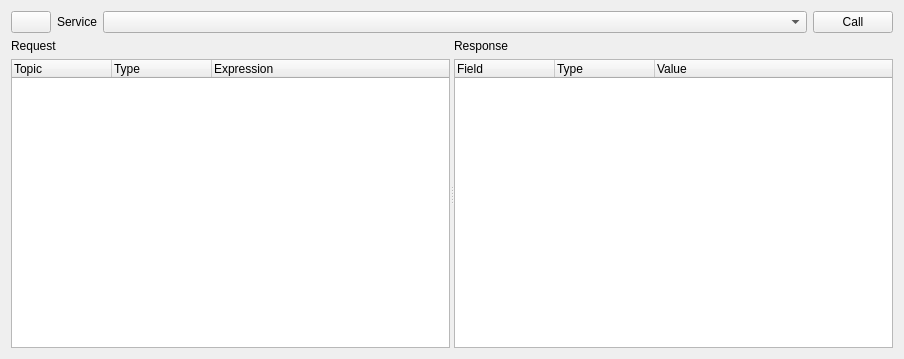
First picture: the form in resource/MyPlugin.ui, repository AriYu/rqt_mypkg, before the edit.
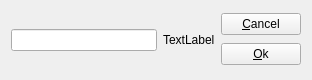
Second picture: the form after the edit. Custom widgets are drawn as their Qt base class.

Commit message: add callback functions

```diff
--- a/resource/MyPlugin.ui
+++ b/resource/MyPlugin.ui
@@ -6,170 +6,44 @@
    <rect>
     <x>0</x>
     <y>0</y>
-    <width>904</width>
-    <height>359</height>
+    <width>312</width>
+    <height>80</height>
    </rect>
   </property>
   <property name="windowTitle">
    <string>ServiceCaller</string>
   </property>
-  <layout class="QVBoxLayout" name="verticalLayout_3" stretch="0,1">
+  <layout class="QHBoxLayout" name="horizontalLayout">
    <item>
-    <layout class="QHBoxLayout" name="horizontalLayout">
-     <item>
-      <widget class="QPushButton" name="refresh_services_button">
-       <property name="toolTip">
-        <string>Refresh service list</string>
-       </property>
-       <property name="text">
-        <string/>
-       </property>
-      </widget>
-     </item>
-     <item>
-      <widget class="QLabel" name="label">
-       <property name="sizePolicy">
-        <sizepolicy hsizetype="Preferred" vsizetype="Preferred">
-         <horstretch>0</horstretch>
-         <verstretch>0</verstretch>
-        </sizepolicy>
-       </property>
-       <property name="text">
-        <string>Service</string>
-       </property>
-      </widget>
-     </item>
-     <item>
-      <widget class="ExtendedComboBox" name="service_combo_box">
-       <property name="sizePolicy">
-        <sizepolicy hsizetype="Expanding" vsizetype="Fixed">
-         <horstretch>0</horstretch>
-         <verstretch>0</verstretch>
-        </sizepolicy>
-       </property>
-       <property name="editable">
-        <bool>false</bool>
-       </property>
-      </widget>
-     </item>
-     <item>
-      <widget class="QPushButton" name="call_service_button">
-       <property name="toolTip">
-        <string>Call selected service</string>
-       </property>
-       <property name="text">
-        <string>Call</string>
-       </property>
-      </widget>
-     </item>
-    </layout>
+    <widget class="QLineEdit" name="lineEdit"/>
    </item>
    <item>
-    <widget class="QSplitter" name="splitter">
-     <property name="orientation">
-      <enum>Qt::Horizontal</enum>
+    <widget class="QLabel" name="label">
+     <property name="text">
+      <string>TextLabel</string>
      </property>
-     <widget class="QWidget" name="layoutWidget">
-      <layout class="QVBoxLayout" name="verticalLayout_2">
-       <item>
-        <widget class="QLabel" name="label_2">
-         <property name="text">
-          <string>Request</string>
-         </property>
-        </widget>
-       </item>
-       <item>
-        <widget class="QTreeWidget" name="request_tree_widget">
-         <property name="contextMenuPolicy">
-          <enum>Qt::CustomContextMenu</enum>
-         </property>
-         <property name="toolTip">
-          <string>Right click on item for more options.</string>
-         </property>
-         <property name="dragEnabled">
-          <bool>true</bool>
-         </property>
-         <property name="dragDropMode">
-          <enum>QAbstractItemView::DragOnly</enum>
-         </property>
-         <property name="selectionMode">
-          <enum>QAbstractItemView::ExtendedSelection</enum>
-         </property>
-         <column>
-          <property name="text">
-           <string>Topic</string>
-          </property>
-         </column>
-         <column>
-          <property name="text">
-           <string>Type</string>
-          </property>
-         </column>
-         <column>
-          <property name="text">
-           <string>Expression</string>
-          </property>
-         </column>
-        </widget>
-       </item>
-      </layout>
-     </widget>
-     <widget class="QWidget" name="layoutWidget">
-      <layout class="QVBoxLayout" name="verticalLayout">
-       <item>
-        <widget class="QLabel" name="label_3">
-         <property name="text">
-          <string>Response</string>
-         </property>
-        </widget>
-       </item>
-       <item>
-        <widget class="QTreeWidget" name="response_tree_widget">
-         <property name="contextMenuPolicy">
-          <enum>Qt::CustomContextMenu</enum>
-         </property>
-         <property name="toolTip">
-          <string>Right click on item for more options.</string>
-         </property>
-         <property name="dragEnabled">
-          <bool>true</bool>
-         </property>
-         <property name="dragDropMode">
-          <enum>QAbstractItemView::DragOnly</enum>
-         </property>
-         <property name="selectionMode">
-          <enum>QAbstractItemView::ExtendedSelection</enum>
-         </property>
-         <column>
-          <property name="text">
-           <string>Field</string>
-          </property>
-         </column>
-         <column>
-          <property name="text">
-           <string>Type</string>
-          </property>
-         </column>
-         <column>
-          <property name="text">
-           <string>Value</string>
-          </property>
-         </column>
-        </widget>
-       </item>
-      </layout>
-     </widget>
     </widget>
    </item>
+   <item>
+    <layout class="QVBoxLayout" name="verticalLayout">
+     <item>
+      <widget class="QPushButton" name="cancelButton">
+       <property name="text">
+        <string>&amp;Cancel</string>
+       </property>
+      </widget>
+     </item>
+     <item>
+      <widget class="QPushButton" name="okButton">
+       <property name="text">
+        <string>&amp;Ok</string>
+       </property>
+      </widget>
+     </item>
+    </layout>
+   </item>
   </layout>
  </widget>
- <customwidgets>
-  <customwidget>
-   <class>ExtendedComboBox</class>
-   <extends>QComboBox</extends>
-   <header>rqt_py_common.extended_combo_box</header>
-  </customwidget>
- </customwidgets>
  <resources/>
  <connections/>
 </ui>
```
Left out of the diff: 6 changed lines with no effect on the pictures. The commit also changes 1 other file.
